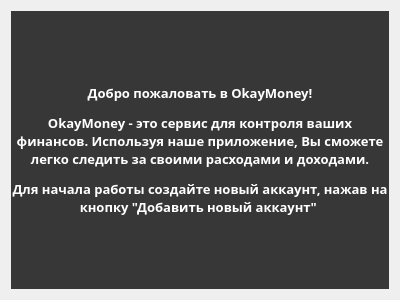
First picture: the form in ui/widgets/greeting.ui, repository Protocs/OkayMoney, before the edit.
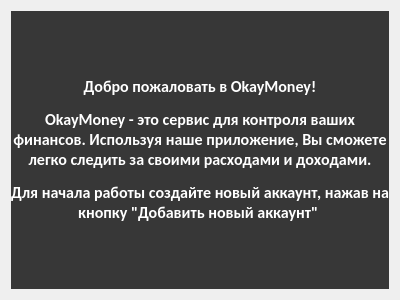
Second picture: the form after the edit.

What changed in the file:
```diff
--- a/ui/widgets/greeting.ui
+++ b/ui/widgets/greeting.ui
@@ -18,7 +18,8 @@
     <widget class="QLabel" name="label">
      <property name="font">
       <font>
-       <family>Yandex Sans Display</family>
+       <family>Calibri</family>
+       <pointsize>11</pointsize>
        <weight>75</weight>
        <bold>true</bold>
       </font>
@@ -28,7 +29,7 @@
 color: white;</string>
      </property>
      <property name="text">
-      <string>&lt;html&gt;&lt;head/&gt;&lt;body&gt;&lt;p&gt;&lt;span style=&quot; font-size:10pt;&quot;&gt;Добро пожаловать в OkayMoney!&lt;/span&gt;&lt;/p&gt;&lt;p&gt;&lt;span style=&quot; font-size:10pt;&quot;&gt;OkayMoney - это сервис для контроля ваших финансов. Используя наше приложение, Вы сможете легко следить за своими расходами и доходами.&lt;/span&gt;&lt;/p&gt;&lt;p&gt;&lt;span style=&quot; font-size:10pt;&quot;&gt;Для начала работы создайте новый аккаунт, нажав на кнопку &amp;quot;Добавить новый аккаунт&amp;quot; &lt;/span&gt;&lt;/p&gt;&lt;/body&gt;&lt;/html&gt;</string>
+      <string>&lt;html&gt;&lt;head/&gt;&lt;body&gt;&lt;p&gt;&lt;span style=&quot; font-size:12pt;&quot;&gt;Добро пожаловать в OkayMoney!&lt;/span&gt;&lt;/p&gt;&lt;p&gt;&lt;span style=&quot; font-size:12pt;&quot;&gt;OkayMoney - это сервис для контроля ваших финансов. Используя наше приложение, Вы сможете легко следить за своими расходами и доходами.&lt;/span&gt;&lt;/p&gt;&lt;p&gt;&lt;span style=&quot; font-size:12pt;&quot;&gt;Для начала работы создайте новый аккаунт, нажав на кнопку &amp;quot;Добавить новый аккаунт&amp;quot; &lt;/span&gt;&lt;/p&gt;&lt;/body&gt;&lt;/html&gt;</string>
      </property>
      <property name="alignment">
       <set>Qt::AlignCenter</set>
```
